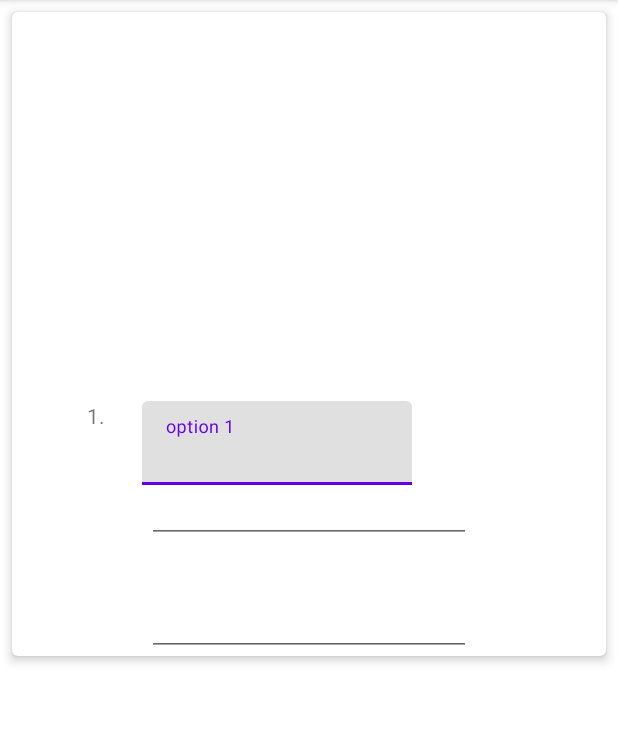
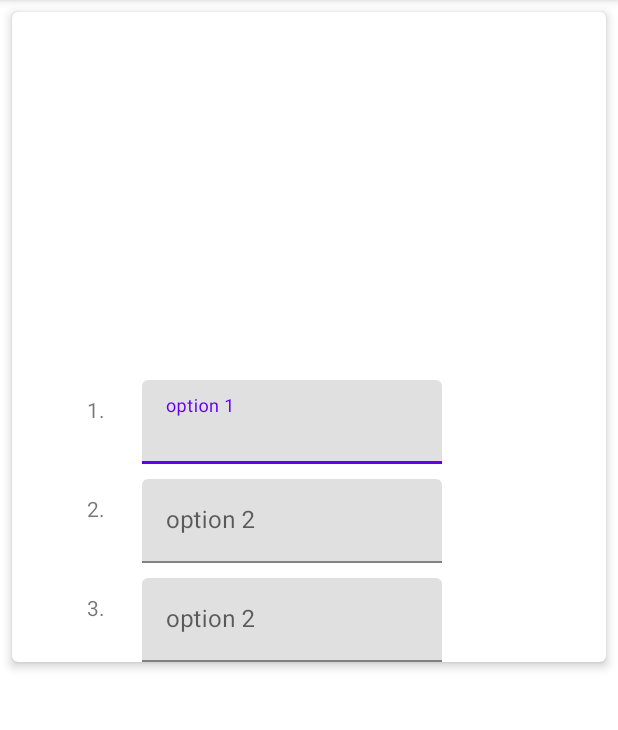
Before and after one commit to rahulpalla/StudioLife, an Android app: the fragment EntryFormActivity shown on its own in the app's theme, on a phone screen of 412 x 824 dp, the part 84-814 px from its top. Run offline under Robolectric (Android 15) with nearby library versions, the phone set to English and light mode, and no system bars.

Commit message:
style changes to input text boxes

```diff
--- a/app/src/main/res/layout/entry_form.xml
+++ b/app/src/main/res/layout/entry_form.xml
@@ -16,7 +16,7 @@
         <ImageView
             android:id="@+id/question_image"
             android:layout_width="wrap_content"
-            android:layout_height="194dp"
+            android:layout_height="200dp"
             android:scaleType="centerCrop"
             app:layout_constraintLeft_toLeftOf="parent"
             app:layout_constraintRight_toRightOf="parent"
@@ -41,17 +41,19 @@
             app:layout_constraintTop_toBottomOf="@+id/question"
             android:layout_marginStart="50dp"
             android:layout_marginEnd="325dp"
-            android:layout_marginTop="30dp"
+            android:layout_marginTop="20dp"
             android:text="1."/>
 
         <com.google.android.material.textfield.TextInputLayout
             android:id="@+id/input1_text"
-            android:layout_width="180dp"
+            android:layout_width="200dp"
             android:layout_height="wrap_content"
             android:layout_marginStart="16dp"
+            android:layout_marginBottom="20dp"
+            android:layout_marginTop="10dp"
             android:hint="@string/option_1"
             app:layout_constraintStart_toEndOf="@+id/input1"
-            app:layout_constraintTop_toTopOf="@+id/input1">
+            app:layout_constraintTop_toBottomOf="@+id/question">
 
             <com.google.android.material.textfield.TextInputEditText
                 android:id="@+id/input1_edit_text"
@@ -61,22 +63,61 @@
 
         </com.google.android.material.textfield.TextInputLayout>
 
-        <EditText
+        <TextView
             android:id="@+id/input2"
             android:layout_height="wrap_content"
             android:layout_width="match_parent"
-            app:layout_constraintTop_toBottomOf="@+id/input1"
-            android:layout_marginStart="90dp"
-            android:layout_marginEnd="90dp"
-            android:layout_marginTop="30dp"/>
-        <EditText
+            app:layout_constraintTop_toBottomOf="@+id/input1_text"
+            android:layout_marginStart="50dp"
+            android:layout_marginEnd="325dp"
+            android:layout_marginTop="20dp"
+            android:text="2."/>
+
+        <com.google.android.material.textfield.TextInputLayout
+            android:id="@+id/input2_text"
+            android:layout_width="200dp"
+            android:layout_height="wrap_content"
+            android:layout_marginStart="16dp"
+            android:layout_marginTop="10dp"
+            android:hint="@string/option_2"
+            app:layout_constraintStart_toEndOf="@+id/input2"
+            app:layout_constraintTop_toBottomOf="@+id/input1_text">
+
+            <com.google.android.material.textfield.TextInputEditText
+                android:id="@+id/input2_edit_text"
+                android:layout_width="match_parent"
+                android:layout_height="wrap_content"
+                android:inputType="text" />
+
+        </com.google.android.material.textfield.TextInputLayout>
+
+        <TextView
             android:id="@+id/input3"
             android:layout_height="wrap_content"
             android:layout_width="match_parent"
-            app:layout_constraintTop_toBottomOf="@+id/input2"
-            android:layout_marginStart="90dp"
-            android:layout_marginEnd="90dp"
-            android:layout_marginTop="30dp"/>
+            app:layout_constraintTop_toBottomOf="@+id/input2_text"
+            android:layout_marginStart="50dp"
+            android:layout_marginEnd="325dp"
+            android:layout_marginTop="20dp"
+            android:text="3."/>
+
+        <com.google.android.material.textfield.TextInputLayout
+            android:id="@+id/input3_text"
+            android:layout_width="200dp"
+            android:layout_height="wrap_content"
+            android:layout_marginStart="16dp"
+            android:layout_marginTop="10dp"
+            android:hint="@string/option_2"
+            app:layout_constraintStart_toEndOf="@+id/input3"
+            app:layout_constraintTop_toBottomOf="@+id/input2_text">
+
+            <com.google.android.material.textfield.TextInputEditText
+                android:id="@+id/input3_edit_text"
+                android:layout_width="match_parent"
+                android:layout_height="wrap_content"
+                android:inputType="text" />
+
+        </com.google.android.material.textfield.TextInputLayout>
 
     </androidx.constraintlayout.widget.ConstraintLayout>
 
--- a/app/src/main/res/values/strings.xml
+++ b/app/src/main/res/values/strings.xml
@@ -4,4 +4,5 @@
     <string name="enter_name">ENTER YOUR NAME TO START</string>
     <string name="welcome">Welcome to Studio Life</string>
     <string name="option_1">option 1</string>
+    <string name="option_2">option 2</string>
 </resources>
```
